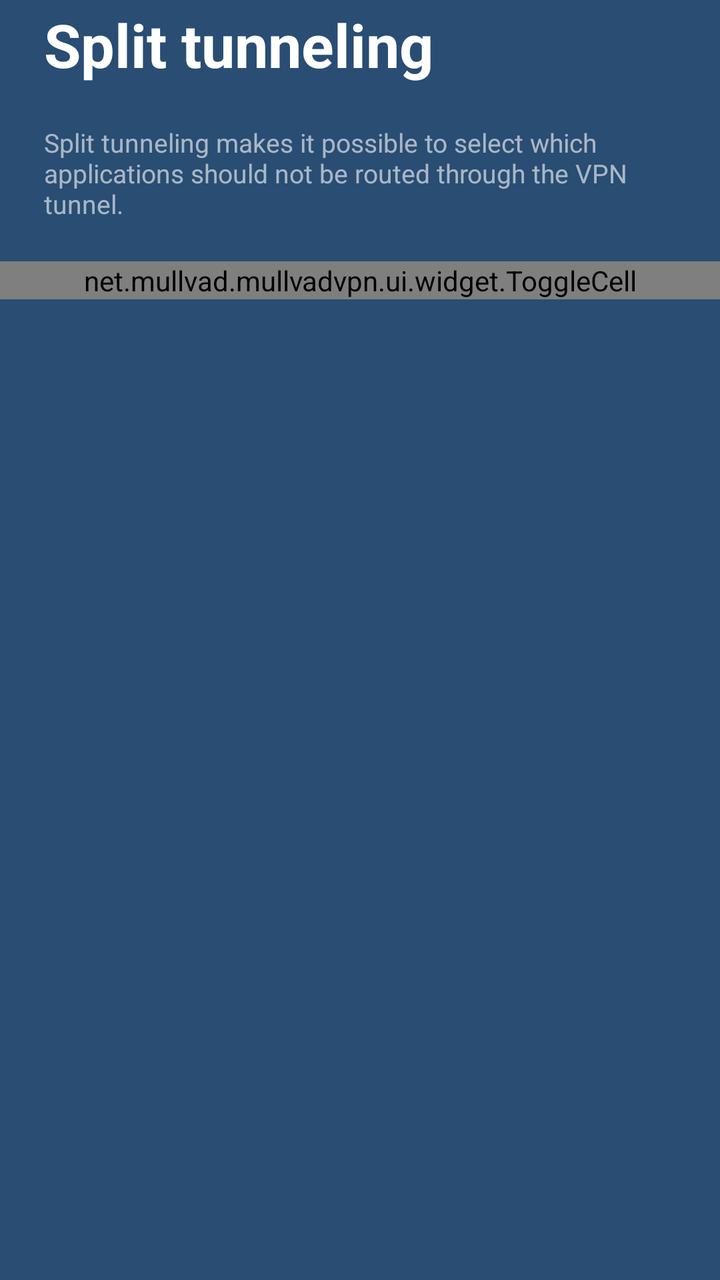
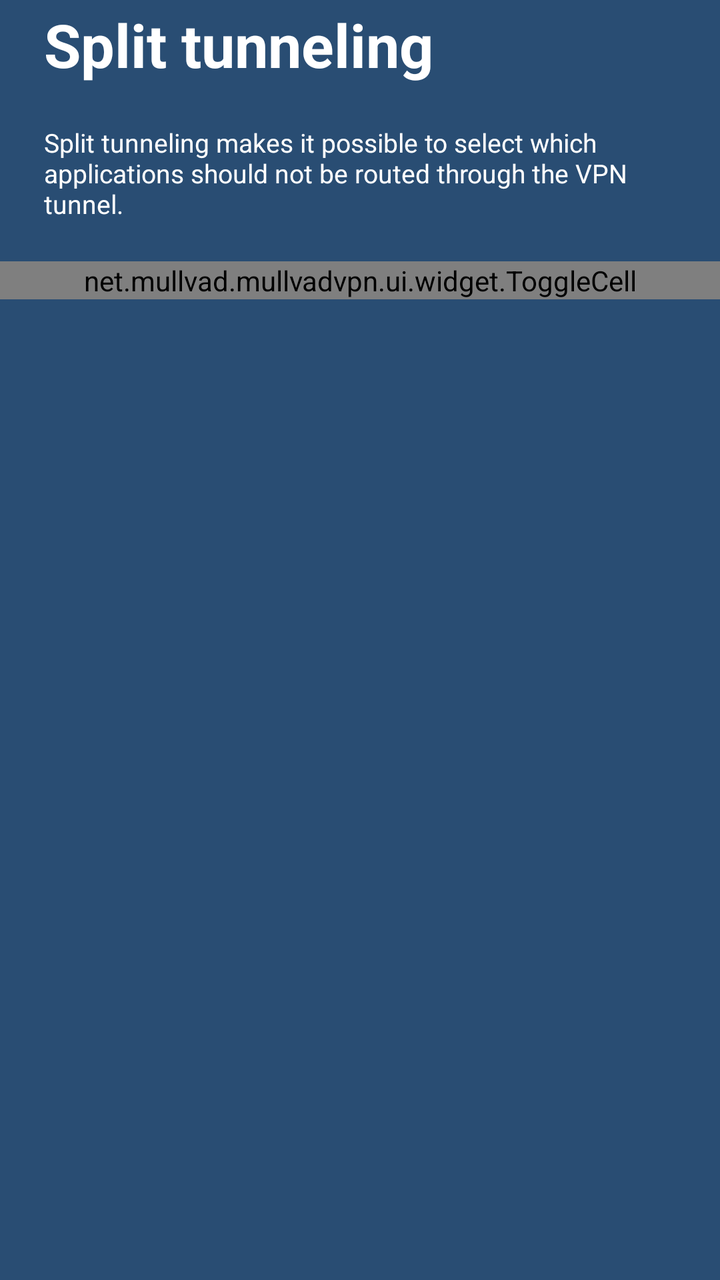

Screens rendered from an Android XML layout before and after an edit, with the pre-edit source and the edit as a unified diff.
<!-- AndroidManifest.xml: application theme AppTheme -->
<!-- res/layout/split_tunneling_header.xml -->
<LinearLayout xmlns:android="http://schemas.android.com/apk/res/android"
              xmlns:mullvad="http://schemas.android.com/apk/res-auto"
              android:layout_width="match_parent"
              android:layout_height="wrap_content"
              android:orientation="vertical"
              android:gravity="left">
    <TextView android:id="@+id/expanded_title"
              android:layout_width="wrap_content"
              android:layout_height="wrap_content"
              android:layout_weight="0"
              android:layout_marginLeft="@dimen/side_margin"
              android:layout_marginTop="2dp"
              android:layout_marginBottom="12dp"
              android:text="@string/split_tunneling"
              style="@style/SettingsExpandedHeader" />
    <TextView android:layout_width="match_parent"
              android:layout_height="wrap_content"
              android:paddingTop="8dp"
              android:paddingHorizontal="@dimen/side_margin"
              android:text="@string/split_tunneling_description"
              android:textColor="@color/white60"
              android:textSize="@dimen/text_small" />
    <net.mullvad.mullvadvpn.ui.widget.ToggleCell android:id="@+id/enabled"
                                                 android:layout_width="match_parent"
                                                 android:layout_height="wrap_content"
                                                 android:layout_marginTop="@dimen/vertical_space"
                                                 mullvad:text="@string/enabled" />
    <LinearLayout android:id="@+id/exclude_applications"
                  android:layout_width="match_parent"
                  android:layout_height="wrap_content"
                  android:layout_marginTop="@dimen/vertical_space"
                  android:paddingLeft="@dimen/cell_left_padding"
                  android:paddingRight="@dimen/cell_right_padding"
                  android:background="@drawable/cell_button_background"
                  android:visibility="gone"
                  android:gravity="center">
        <TextView android:layout_width="wrap_content"
                  android:layout_height="wrap_content"
                  android:layout_weight="1"
                  android:paddingRight="@dimen/cell_inner_spacing"
                  android:paddingVertical="@dimen/cell_label_vertical_padding"
                  android:textColor="@color/white"
                  android:textSize="@dimen/text_medium"
                  android:textStyle="bold"
                  android:text="@string/exclude_applications" />
    </LinearLayout>
    <ProgressBar android:id="@+id/loading_spinner"
                 android:layout_width="60dp"
                 android:layout_height="60dp"
                 android:layout_gravity="center"
                 android:layout_marginTop="@dimen/vertical_space"
                 android:indeterminate="true"
                 android:indeterminateOnly="true"
                 android:indeterminateDuration="600"
                 android:indeterminateDrawable="@drawable/icon_spinner"
                 android:visibility="gone" />
</LinearLayout>
<!-- resources referenced by this layout -->
<resources>
  <color name="white">#FFFFFF</color>
  <color name="white60">#99FFFFFF</color>
  <dimen name="cell_inner_spacing">8dp</dimen>
  <dimen name="cell_label_vertical_padding">14dp</dimen>
  <dimen name="cell_left_padding">@dimen/side_margin</dimen>
  <dimen name="cell_right_padding">16dp</dimen>
  <dimen name="side_margin">22dp</dimen>
  <dimen name="text_medium">16sp</dimen>
  <dimen name="text_small">13sp</dimen>
  <dimen name="vertical_space">20dp</dimen>
  <!-- drawable cell_button_background (drawable) -->
  <?xml version="1.0" encoding="utf-8"?>
  <selector xmlns:android="http://schemas.android.com/apk/res/android">
      <item android:state_pressed="false">
          <shape android:shape="rectangle">
              <solid android:color="@color/blue" />
          </shape>
      </item>
      <item android:state_pressed="true">
          <shape android:shape="rectangle">
              <solid android:color="@color/blue80" />
          </shape>
      </item>
  </selector>
  <!-- drawable icon_spinner (drawable) -->
  <?xml version="1.0" encoding="utf-8"?>
  <rotate xmlns:android="http://schemas.android.com/apk/res/android"
          android:fromDegrees="0"
          android:toDegrees="360"
          android:pivotX="50%"
          android:pivotY="50%">
      <vector android:width="60dp"
              android:height="60dp"
              android:viewportWidth="60.0"
              android:viewportHeight="60.0">
          <group>
              <path android:fillColor="#33FFFFFF"
                    android:pathData="M27.6038221,6.11991768 C40.7924274,4.79654517 52.5567098,14.4152168 53.8800823,27.6038221 C55.2034548,40.7924274 45.5847832,52.5567098 32.3961779,53.8800823 C19.2075726,55.2034548 7.4432902,45.5847832 6.11991768,32.3961779 C4.79654517,19.2075726 14.4152168,7.4432902 27.6038221,6.11991768 Z M28.4025481,14.0799451 C19.6101445,14.9621935 13.1976968,22.8050484 14.0799451,31.5974519 C14.9621935,40.3898555 22.8050484,46.8023032 31.5974519,45.9200549 C40.3898555,45.0378065 46.8023032,37.1949516 45.9200549,28.4025481 C45.0378065,19.6101445 37.1949516,13.1976968 28.4025481,14.0799451 Z" />
              <path android:fillColor="#FFFFFF"
                    android:pathData="M25.2028561,6.48431564 C12.2155023,9.13370504 3.83492624,21.80979 6.48431564,34.7971439 C9.13370504,47.7844977 21.80979,56.1650738 34.7971439,53.5156844 C44.2988591,51.577357 51.5941458,44.163762 53.514681,34.8276709 C53.9598043,32.6638409 52.5665172,30.5488664 50.4026872,30.1037431 C48.2388572,29.6586198 46.1238826,31.0519068 45.6787593,33.2157369 C44.3979534,39.441981 39.5342463,44.3845633 33.1980959,45.6771229 C24.53986,47.4433825 16.0891367,41.8563318 14.3228771,33.1980959 C12.5566175,24.53986 18.1436682,16.0891367 26.8019041,14.3228771 C28.9664631,13.8813122 30.3632257,11.7686314 29.9216608,9.60407239 C29.4800959,7.43951342 27.3674151,6.04275074 25.2028561,6.48431564 Z" />
          </group>
      </vector>
  </rotate>
  <string name="enabled">Enabled</string>
  <string name="exclude_applications">Exclude applications</string>
  <string name="split_tunneling">Split tunneling</string>
  <string name="split_tunneling_description">Split tunneling makes it possible to select which
      applications should not be routed through the VPN tunnel.</string>
  <style name="SettingsExpandedHeader" parent="SettingsHeader">
          <item name="android:textSize">@dimen/text_huge</item>
      </style>
  <style name="AppTheme" parent="Theme.AppCompat.NoActionBar">
          <item name="colorPrimary">@color/colorPrimary</item>
          <item name="android:windowBackground">@color/blue</item>
      </style>
  <color name="blue">#294D73</color>
  <color name="blue80">#CC294D73</color>
  <style name="SettingsHeader">
          <item name="android:textColor">@color/white</item>
          <item name="android:textStyle">bold</item>
      </style>
  <dimen name="text_huge">30sp</dimen>
  <color name="colorPrimary">#294D73</color>
</resources>

<!-- the commit's change to res/layout/split_tunneling_header.xml (unified diff, before → after) -->
@@ -18,7 +18,7 @@
               android:paddingTop="8dp"
               android:paddingHorizontal="@dimen/side_margin"
               android:text="@string/split_tunneling_description"
-              android:textColor="@color/white60"
+              android:textColor="@color/white"
               android:textSize="@dimen/text_small" />
     <net.mullvad.mullvadvpn.ui.widget.ToggleCell android:id="@+id/enabled"
                                                  android:layout_width="match_parent"
<!-- resource entries referenced after the edit -->
@@ -1,7 +1,6 @@
 <!-- resources referenced by this layout -->
 <resources>
   <color name="white">#FFFFFF</color>
-  <color name="white60">#99FFFFFF</color>
   <dimen name="cell_inner_spacing">8dp</dimen>
   <dimen name="cell_label_vertical_padding">14dp</dimen>
   <dimen name="cell_left_padding">@dimen/side_margin</dimen>
